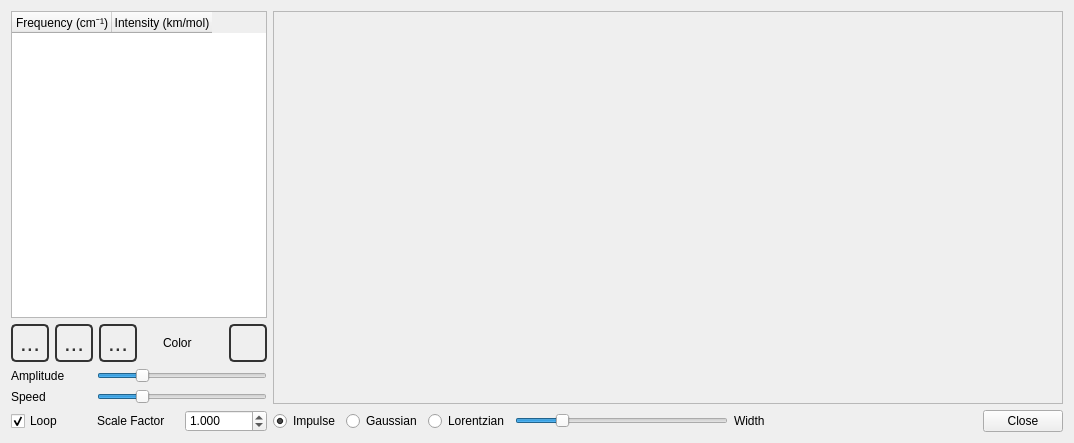
Above: src/Configurator/FrequenciesConfigurator.ui from nutjunkie/IQmol before the change. Below: the same form after it.
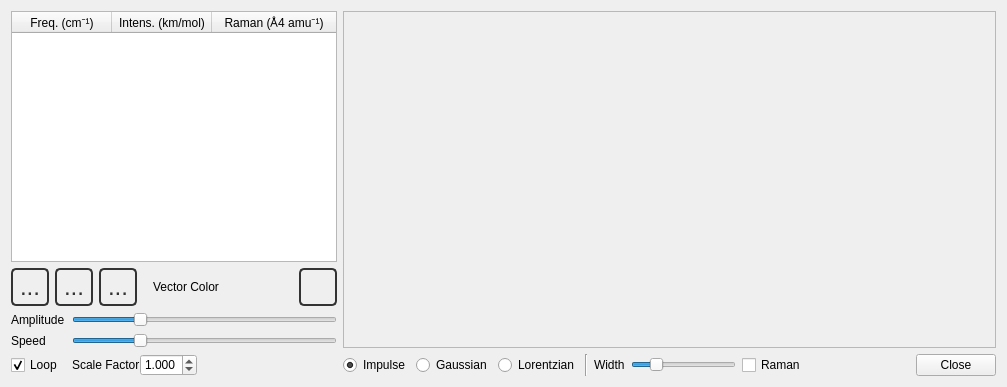
That is the form after the change. Icons and pictures are not drawn.

Commit message: Added support for Raman parsing, intensities and spectra

Patch:
```diff
--- a/src/Configurator/FrequenciesConfigurator.ui
+++ b/src/Configurator/FrequenciesConfigurator.ui
@@ -6,8 +6,8 @@
    <rect>
     <x>0</x>
     <y>0</y>
-    <width>1074</width>
-    <height>443</height>
+    <width>1007</width>
+    <height>387</height>
    </rect>
   </property>
   <property name="sizePolicy">
@@ -66,17 +66,29 @@
    font-size: 12px;
 }</string>
   </property>
-  <layout class="QHBoxLayout" name="horizontalLayout_4">
+  <layout class="QHBoxLayout" name="horizontalLayout_4" stretch="1,2">
    <item>
-    <layout class="QVBoxLayout" name="verticalLayout">
+    <layout class="QVBoxLayout" name="verticalLayout" stretch="0,0,0">
      <item>
       <widget class="QTableWidget" name="frequencyTable">
        <property name="sizePolicy">
-        <sizepolicy hsizetype="Fixed" vsizetype="Expanding">
+        <sizepolicy hsizetype="Preferred" vsizetype="Expanding">
          <horstretch>0</horstretch>
          <verstretch>0</verstretch>
         </sizepolicy>
        </property>
+       <property name="minimumSize">
+        <size>
+         <width>300</width>
+         <height>0</height>
+        </size>
+       </property>
+       <property name="maximumSize">
+        <size>
+         <width>16777215</width>
+         <height>16777215</height>
+        </size>
+       </property>
        <property name="editTriggers">
         <set>QAbstractItemView::NoEditTriggers</set>
        </property>
@@ -86,20 +98,34 @@
        <property name="selectionBehavior">
         <enum>QAbstractItemView::SelectRows</enum>
        </property>
+       <attribute name="horizontalHeaderCascadingSectionResizes">
+        <bool>true</bool>
+       </attribute>
+       <attribute name="horizontalHeaderDefaultSectionSize">
+        <number>100</number>
+       </attribute>
        <attribute name="horizontalHeaderMinimumSectionSize">
-        <number>30</number>
+        <number>60</number>
+       </attribute>
+       <attribute name="horizontalHeaderStretchLastSection">
+        <bool>true</bool>
        </attribute>
        <attribute name="verticalHeaderCascadingSectionResizes">
         <bool>true</bool>
        </attribute>
        <column>
         <property name="text">
-         <string>Frequency (cm⁻¹)</string>
+         <string>Freq. (cm⁻¹)</string>
         </property>
        </column>
        <column>
         <property name="text">
-         <string>Intensity (km/mol)</string>
+         <string>Intens. (km/mol)</string>
+        </property>
+       </column>
+       <column>
+        <property name="text">
+         <string>Raman (Å4 amu⁻¹)</string>
         </property>
        </column>
       </widget>
@@ -181,11 +207,11 @@
           <enum>Qt::Horizontal</enum>
          </property>
          <property name="sizeType">
-          <enum>QSizePolicy::Fixed</enum>
+          <enum>QSizePolicy::Preferred</enum>
          </property>
          <property name="sizeHint" stdset="0">
           <size>
-           <width>20</width>
+           <width>10</width>
            <height>20</height>
           </size>
          </property>
@@ -194,7 +220,7 @@
        <item>
         <widget class="QLabel" name="label_4">
          <property name="text">
-          <string>Color</string>
+          <string>Vector Color</string>
          </property>
         </widget>
        </item>
@@ -211,25 +237,28 @@
       </layout>
      </item>
      <item>
-      <layout class="QGridLayout" name="gridLayout_2">
+      <layout class="QGridLayout" name="gridLayout_2" columnstretch="0,1">
+       <property name="horizontalSpacing">
+        <number>1</number>
+       </property>
        <item row="0" column="0">
         <widget class="QLabel" name="label">
          <property name="text">
-          <string>Amplitude</string>
+          <string>Amplitude  </string>
          </property>
         </widget>
        </item>
        <item row="0" column="1">
         <widget class="QSlider" name="amplitudeSlider">
          <property name="sizePolicy">
-          <sizepolicy hsizetype="Fixed" vsizetype="Fixed">
+          <sizepolicy hsizetype="Preferred" vsizetype="Fixed">
            <horstretch>0</horstretch>
            <verstretch>0</verstretch>
           </sizepolicy>
          </property>
          <property name="minimumSize">
           <size>
-           <width>170</width>
+           <width>220</width>
            <height>0</height>
           </size>
          </property>
@@ -260,14 +289,14 @@
        <item row="1" column="1">
         <widget class="QSlider" name="speedSlider">
          <property name="sizePolicy">
-          <sizepolicy hsizetype="Fixed" vsizetype="Fixed">
+          <sizepolicy hsizetype="Preferred" vsizetype="Fixed">
            <horstretch>0</horstretch>
            <verstretch>0</verstretch>
           </sizepolicy>
          </property>
          <property name="minimumSize">
           <size>
-           <width>170</width>
+           <width>220</width>
            <height>0</height>
           </size>
          </property>
@@ -290,6 +319,12 @@
        </item>
        <item row="2" column="0">
         <widget class="QCheckBox" name="loopButton">
+         <property name="sizePolicy">
+          <sizepolicy hsizetype="Preferred" vsizetype="Fixed">
+           <horstretch>0</horstretch>
+           <verstretch>0</verstretch>
+          </sizepolicy>
+         </property>
          <property name="text">
           <string>Loop</string>
          </property>
@@ -326,6 +361,19 @@
            </property>
           </widget>
          </item>
+         <item>
+          <spacer name="horizontalSpacer_3">
+           <property name="orientation">
+            <enum>Qt::Horizontal</enum>
+           </property>
+           <property name="sizeHint" stdset="0">
+            <size>
+             <width>40</width>
+             <height>20</height>
+            </size>
+           </property>
+          </spacer>
+         </item>
         </layout>
        </item>
       </layout>
@@ -333,15 +381,21 @@
     </layout>
    </item>
    <item>
-    <layout class="QVBoxLayout" name="verticalLayout_2">
+    <layout class="QVBoxLayout" name="verticalLayout_2" stretch="1,0">
      <item>
       <widget class="QFrame" name="spectrumFrame">
        <property name="sizePolicy">
-        <sizepolicy hsizetype="Expanding" vsizetype="Expanding">
+        <sizepolicy hsizetype="MinimumExpanding" vsizetype="Expanding">
          <horstretch>0</horstretch>
          <verstretch>0</verstretch>
         </sizepolicy>
        </property>
+       <property name="minimumSize">
+        <size>
+         <width>300</width>
+         <height>0</height>
+        </size>
+       </property>
        <property name="contextMenuPolicy">
         <enum>Qt::DefaultContextMenu</enum>
        </property>
@@ -379,6 +433,20 @@
          </property>
         </widget>
        </item>
+       <item>
+        <widget class="Line" name="line_2">
+         <property name="orientation">
+          <enum>Qt::Vertical</enum>
+         </property>
+        </widget>
+       </item>
+       <item>
+        <widget class="QLabel" name="widthLabel">
+         <property name="text">
+          <string>Width</string>
+         </property>
+        </widget>
+       </item>
        <item>
         <widget class="QSlider" name="widthSlider">
          <property name="minimum">
@@ -396,9 +464,9 @@
         </widget>
        </item>
        <item>
-        <widget class="QLabel" name="widthLabel">
+        <widget class="QCheckBox" name="ramanCheckbox">
          <property name="text">
-          <string>Width</string>
+          <string>Raman</string>
          </property>
         </widget>
        </item>
```
The commit also changes 8 other files.
